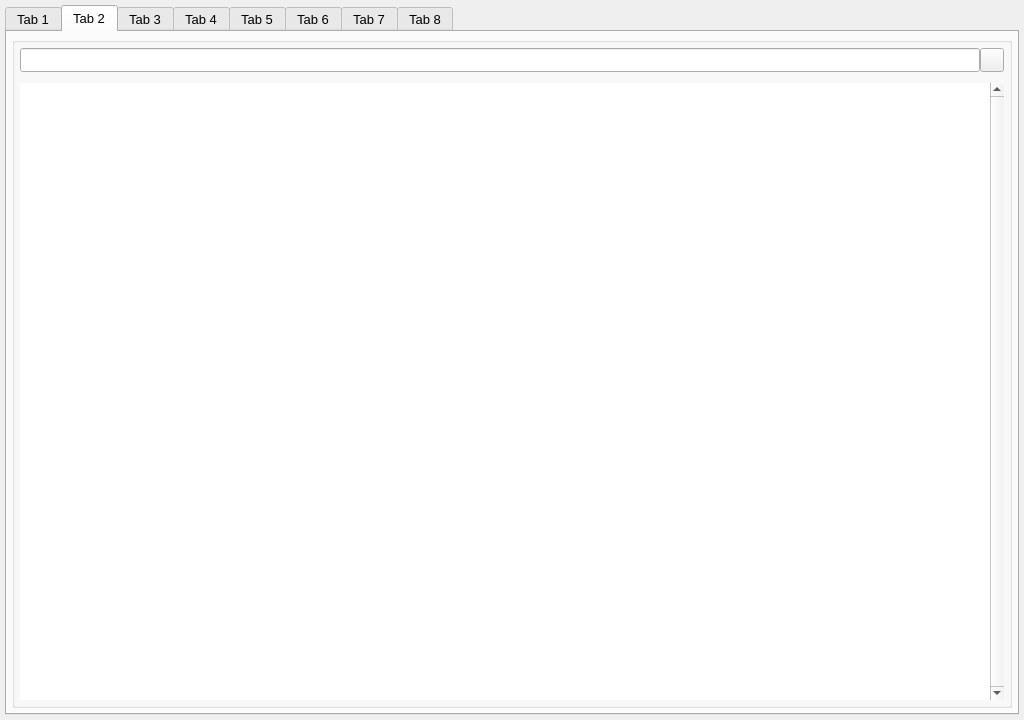
Qt form vkconfig_gui/mainwindow.ui (LunarG/VulkanTools) before a commit.
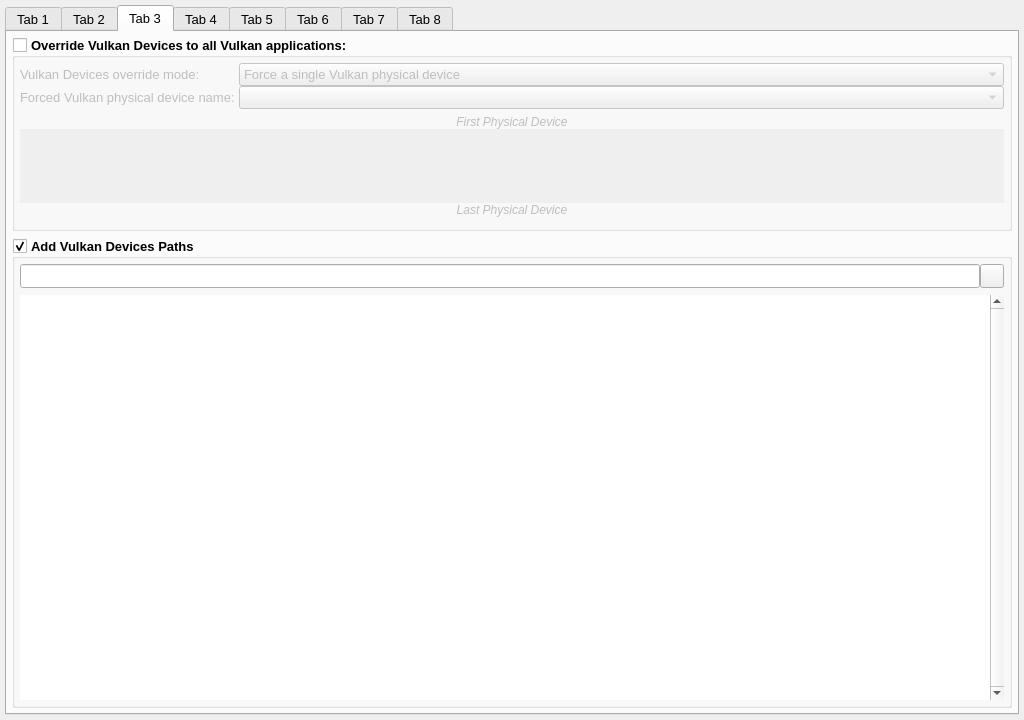
The same form after that commit. Icons and pictures are not drawn.

Commit message: vkconfig: Add Vulkan Loader driver ordering support

The edit to the form file:
```diff
--- a/vkconfig_gui/mainwindow.ui
+++ b/vkconfig_gui/mainwindow.ui
@@ -1135,116 +1135,12 @@
         </item>
        </layout>
       </widget>
-      <widget class="QWidget" name="tab_driver">
-       <attribute name="title">
-        <string>Tab 2</string>
-       </attribute>
-       <layout class="QVBoxLayout" name="verticalLayout_12">
-        <property name="spacing">
-         <number>0</number>
-        </property>
-        <property name="leftMargin">
-         <number>5</number>
-        </property>
-        <property name="topMargin">
-         <number>5</number>
-        </property>
-        <property name="rightMargin">
-         <number>5</number>
-        </property>
-        <property name="bottomMargin">
-         <number>5</number>
-        </property>
-        <item>
-         <widget class="QGroupBox" name="groupBox_10">
-          <property name="title">
-           <string/>
-          </property>
-          <layout class="QVBoxLayout" name="verticalLayout_18">
-           <property name="spacing">
-            <number>11</number>
-           </property>
-           <property name="leftMargin">
-            <number>5</number>
-           </property>
-           <property name="topMargin">
-            <number>5</number>
-           </property>
-           <property name="rightMargin">
-            <number>5</number>
-           </property>
-           <property name="bottomMargin">
-            <number>5</number>
-           </property>
-           <item>
-            <layout class="QHBoxLayout" name="horizontalLayout_16">
-             <property name="spacing">
-              <number>0</number>
-             </property>
-             <property name="topMargin">
-              <number>0</number>
-             </property>
-             <item>
-              <widget class="QLineEdit" name="driver_path_lineedit">
-               <property name="maximumSize">
-                <size>
-                 <width>16777215</width>
-                 <height>24</height>
-                </size>
-               </property>
-              </widget>
-             </item>
-             <item>
-              <widget class="QPushButton" name="driver_browse_button">
-               <property name="sizePolicy">
-                <sizepolicy hsizetype="Fixed" vsizetype="Fixed">
-                 <horstretch>0</horstretch>
-                 <verstretch>0</verstretch>
-                </sizepolicy>
-               </property>
-               <property name="minimumSize">
-                <size>
-                 <width>24</width>
-                 <height>24</height>
-                </size>
-               </property>
-               <property name="maximumSize">
-                <size>
-                 <width>24</width>
-                 <height>24</height>
-                </size>
-               </property>
-               <property name="toolTip">
-                <string>Append a user-defined driver path</string>
-               </property>
-               <property name="text">
-                <string/>
-               </property>
-              </widget>
-             </item>
-            </layout>
-           </item>
-           <item>
-            <widget class="QListWidget" name="driver_paths_list">
-             <property name="frameShape">
-              <enum>QFrame::Shape::NoFrame</enum>
-             </property>
-             <property name="verticalScrollBarPolicy">
-              <enum>Qt::ScrollBarPolicy::ScrollBarAlwaysOn</enum>
-             </property>
-            </widget>
-           </item>
-          </layout>
-         </widget>
-        </item>
-       </layout>
-      </widget>
       <widget class="QWidget" name="tab_layers">
        <property name="autoFillBackground">
         <bool>false</bool>
        </property>
        <attribute name="title">
-        <string>Tab 3</string>
+        <string>Tab 2</string>
        </attribute>
        <attribute name="toolTip">
         <string>Locate Vulkan Layers versions</string>
@@ -1474,6 +1370,400 @@
         </item>
        </layout>
       </widget>
+      <widget class="QWidget" name="tab_driver">
+       <attribute name="title">
+        <string>Tab 3</string>
+       </attribute>
+       <layout class="QVBoxLayout" name="verticalLayout_12">
+        <property name="spacing">
+         <number>7</number>
+        </property>
+        <property name="leftMargin">
+         <number>5</number>
+        </property>
+        <property name="topMargin">
+         <number>5</number>
+        </property>
+        <property name="rightMargin">
+         <number>5</number>
+        </property>
+        <property name="bottomMargin">
+         <number>5</number>
+        </property>
+        <item>
+         <widget class="QGroupBox" name="driver_group_box_override">
+          <property name="sizePolicy">
+           <sizepolicy hsizetype="Preferred" vsizetype="Minimum">
+            <horstretch>0</horstretch>
+            <verstretch>0</verstretch>
+           </sizepolicy>
+          </property>
+          <property name="font">
+           <font>
+            <family>Arial</family>
+            <pointsize>10</pointsize>
+            <bold>true</bold>
+           </font>
+          </property>
+          <property name="title">
+           <string>Override Vulkan Devices to all Vulkan applications:</string>
+          </property>
+          <property name="checkable">
+           <bool>true</bool>
+          </property>
+          <property name="checked">
+           <bool>false</bool>
+          </property>
+          <layout class="QVBoxLayout" name="verticalLayout_20">
+           <property name="spacing">
+            <number>0</number>
+           </property>
+           <property name="leftMargin">
+            <number>5</number>
+           </property>
+           <property name="topMargin">
+            <number>5</number>
+           </property>
+           <property name="rightMargin">
+            <number>5</number>
+           </property>
+           <property name="bottomMargin">
+            <number>5</number>
+           </property>
+           <item>
+            <layout class="QGridLayout" name="gridLayout_5">
+             <property name="topMargin">
+              <number>0</number>
+             </property>
+             <item row="1" column="0">
+              <widget class="QLabel" name="driver_name_label">
+               <property name="font">
+                <font>
+                 <family>Arial</family>
+                 <pointsize>10</pointsize>
+                 <bold>false</bold>
+                </font>
+               </property>
+               <property name="text">
+                <string>Forced Vulkan physical device name: </string>
+               </property>
+              </widget>
+             </item>
+             <item row="0" column="0">
+              <widget class="QLabel" name="label_4">
+               <property name="sizePolicy">
+                <sizepolicy hsizetype="Minimum" vsizetype="Preferred">
+                 <horstretch>0</horstretch>
+                 <verstretch>0</verstretch>
+                </sizepolicy>
+               </property>
+               <property name="font">
+                <font>
+                 <family>Arial</family>
+                 <pointsize>10</pointsize>
+                 <bold>false</bold>
+                </font>
+               </property>
+               <property name="text">
+                <string>Vulkan Devices override mode: </string>
+               </property>
+              </widget>
+             </item>
+             <item row="0" column="1">
+              <widget class="QComboBox" name="driver_mode">
+               <property name="sizePolicy">
+                <sizepolicy hsizetype="MinimumExpanding" vsizetype="Fixed">
+                 <horstretch>0</horstretch>
+                 <verstretch>0</verstretch>
+                </sizepolicy>
+               </property>
+               <property name="font">
+                <font>
+                 <family>Arial</family>
+                 <pointsize>10</pointsize>
+                 <bold>false</bold>
+                </font>
+               </property>
+               <property name="sizeAdjustPolicy">
+                <enum>QComboBox::SizeAdjustPolicy::AdjustToContents</enum>
+               </property>
+               <item>
+                <property name="text">
+                 <string>Force a single Vulkan physical device</string>
+                </property>
+               </item>
+               <item>
+                <property name="text">
+                 <string>Order Vulkan physical devices</string>
+                </property>
+               </item>
+              </widget>
+             </item>
+             <item row="1" column="1">
+              <widget class="QComboBox" name="driver_forced_name">
+               <property name="font">
+                <font>
+                 <family>Arial</family>
+                 <pointsize>10</pointsize>
+                 <bold>false</bold>
+                </font>
+               </property>
+               <property name="sizeAdjustPolicy">
+                <enum>QComboBox::SizeAdjustPolicy::AdjustToContents</enum>
+               </property>
+              </widget>
+             </item>
+            </layout>
+           </item>
+           <item>
+            <layout class="QHBoxLayout" name="horizontalLayout_7">
+             <property name="spacing">
+              <number>0</number>
+             </property>
+             <property name="leftMargin">
+              <number>0</number>
+             </property>
+             <property name="topMargin">
+              <number>0</number>
+             </property>
+             <property name="rightMargin">
+              <number>0</number>
+             </property>
+             <property name="bottomMargin">
+              <number>0</number>
+             </property>
+            </layout>
+           </item>
+           <item>
+            <widget class="QLabel" name="drivers_label_first">
+             <property name="sizePolicy">
+              <sizepolicy hsizetype="Preferred" vsizetype="Minimum">
+               <horstretch>0</horstretch>
+               <verstretch>0</verstretch>
+              </sizepolicy>
+             </property>
+             <property name="minimumSize">
+              <size>
+               <width>0</width>
+               <height>20</height>
+              </size>
+             </property>
+             <property name="font">
+              <font>
+               <family>Arial</family>
+               <pointsize>9</pointsize>
+               <italic>true</italic>
+               <bold>false</bold>
+              </font>
+             </property>
+             <property name="text">
+              <string>First Physical Device</string>
+             </property>
+             <property name="alignment">
+              <set>Qt::AlignmentFlag::AlignBottom|Qt::AlignmentFlag::AlignHCenter</set>
+             </property>
+            </widget>
+           </item>
+           <item>
+            <widget class="QListWidget" name="drivers_device_list">
+             <property name="sizePolicy">
+              <sizepolicy hsizetype="Expanding" vsizetype="Preferred">
+               <horstretch>0</horstretch>
+               <verstretch>0</verstretch>
+              </sizepolicy>
+             </property>
+             <property name="maximumSize">
+              <size>
+               <width>16777215</width>
+               <height>16777215</height>
+              </size>
+             </property>
+             <property name="baseSize">
+              <size>
+               <width>0</width>
+               <height>0</height>
+              </size>
+             </property>
+             <property name="font">
+              <font>
+               <family>Arial</family>
+               <pointsize>10</pointsize>
+               <bold>false</bold>
+              </font>
+             </property>
+             <property name="frameShape">
+              <enum>QFrame::Shape::NoFrame</enum>
+             </property>
+             <property name="verticalScrollBarPolicy">
+              <enum>Qt::ScrollBarPolicy::ScrollBarAlwaysOff</enum>
+             </property>
+             <property name="sizeAdjustPolicy">
+              <enum>QAbstractScrollArea::SizeAdjustPolicy::AdjustToContents</enum>
+             </property>
+             <property name="editTriggers">
+              <set>QAbstractItemView::EditTrigger::NoEditTriggers</set>
+             </property>
+             <property name="dragEnabled">
+              <bool>true</bool>
+             </property>
+             <property name="dragDropMode">
+              <enum>QAbstractItemView::DragDropMode::DragDrop</enum>
+             </property>
+             <property name="defaultDropAction">
+              <enum>Qt::DropAction::MoveAction</enum>
+             </property>
+             <property name="alternatingRowColors">
+              <bool>true</bool>
+             </property>
+            </widget>
+           </item>
+           <item>
+            <widget class="QLabel" name="drivers_label_last">
+             <property name="sizePolicy">
+              <sizepolicy hsizetype="Preferred" vsizetype="Minimum">
+               <horstretch>0</horstretch>
+               <verstretch>0</verstretch>
+              </sizepolicy>
+             </property>
+             <property name="minimumSize">
+              <size>
+               <width>0</width>
+               <height>20</height>
+              </size>
+             </property>
+             <property name="font">
+              <font>
+               <family>Arial</family>
+               <pointsize>9</pointsize>
+               <italic>true</italic>
+               <bold>false</bold>
+              </font>
+             </property>
+             <property name="text">
+              <string>Last Physical Device</string>
+             </property>
+             <property name="alignment">
+              <set>Qt::AlignmentFlag::AlignHCenter|Qt::AlignmentFlag::AlignTop</set>
+             </property>
+            </widget>
+           </item>
+          </layout>
+         </widget>
+        </item>
+        <item>
+         <widget class="QGroupBox" name="driver_group_box_paths">
+          <property name="sizePolicy">
+           <sizepolicy hsizetype="Preferred" vsizetype="Expanding">
+            <horstretch>0</horstretch>
+            <verstretch>0</verstretch>
+           </sizepolicy>
+          </property>
+          <property name="font">
+           <font>
+            <family>Arial</family>
+            <pointsize>10</pointsize>
+            <bold>true</bold>
+           </font>
+          </property>
+          <property name="title">
+           <string>Add Vulkan Devices Paths</string>
+          </property>
+          <property name="checkable">
+           <bool>true</bool>
+          </property>
+          <layout class="QVBoxLayout" name="verticalLayout_18">
+           <property name="spacing">
+            <number>7</number>
+           </property>
+           <property name="leftMargin">
+            <number>5</number>
+           </property>
+           <property name="topMargin">
+            <number>5</number>
+           </property>
+           <property name="rightMargin">
+            <number>5</number>
+           </property>
+           <property name="bottomMargin">
+            <number>5</number>
+           </property>
+           <item>
+            <layout class="QHBoxLayout" name="horizontalLayout_16">
+             <property name="spacing">
+              <number>0</number>
+             </property>
+             <property name="topMargin">
+              <number>0</number>
+             </property>
+             <item>
+              <widget class="QLineEdit" name="driver_path_lineedit">
+               <property name="maximumSize">
+                <size>
+                 <width>16777215</width>
+                 <height>24</height>
+                </size>
+               </property>
+               <property name="font">
+                <font>
+                 <family>Arial</family>
+                 <pointsize>10</pointsize>
+                 <bold>false</bold>
+                </font>
+               </property>
+              </widget>
+             </item>
+             <item>
+              <widget class="QPushButton" name="driver_browse_button">
+               <property name="sizePolicy">
+                <sizepolicy hsizetype="Fixed" vsizetype="Fixed">
+                 <horstretch>0</horstretch>
+                 <verstretch>0</verstretch>
+                </sizepolicy>
+               </property>
+               <property name="minimumSize">
+                <size>
+                 <width>24</width>
+                 <height>24</height>
+                </size>
+               </property>
+               <property name="maximumSize">
+                <size>
+                 <width>24</width>
+                 <height>24</height>
+                </size>
+               </property>
+               <property name="toolTip">
+                <string>Append a user-defined driver path</string>
+               </property>
+               <property name="text">
+                <string/>
+               </property>
+              </widget>
+             </item>
+            </layout>
+           </item>
+           <item>
+            <widget class="QListWidget" name="driver_paths_list">
+             <property name="font">
+              <font>
+               <family>Arial</family>
+               <pointsize>10</pointsize>
+               <bold>false</bold>
+              </font>
+             </property>
+             <property name="frameShape">
+              <enum>QFrame::Shape::NoFrame</enum>
+             </property>
+             <property name="verticalScrollBarPolicy">
+              <enum>Qt::ScrollBarPolicy::ScrollBarAlwaysOn</enum>
+             </property>
+            </widget>
+           </item>
+          </layout>
+         </widget>
+        </item>
+       </layout>
+      </widget>
       <widget class="QWidget" name="tab_launcher">
        <property name="minimumSize">
         <size>
```
Left out of the diff: 424 changed lines with no effect on the pictures. The commit also changes 23 other files.
